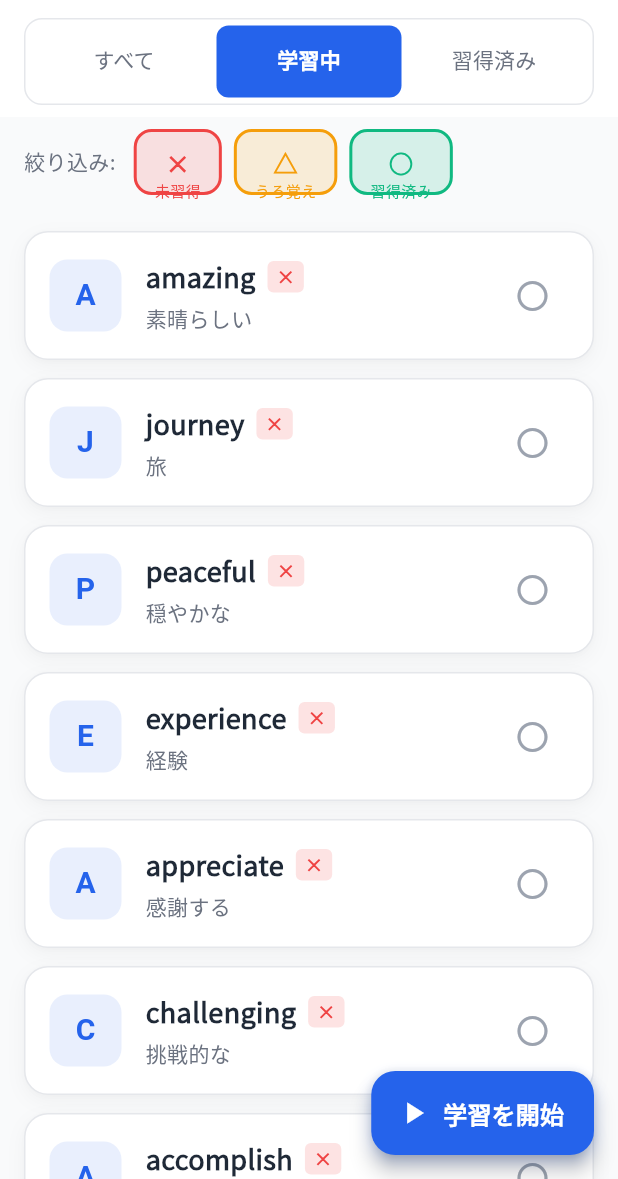
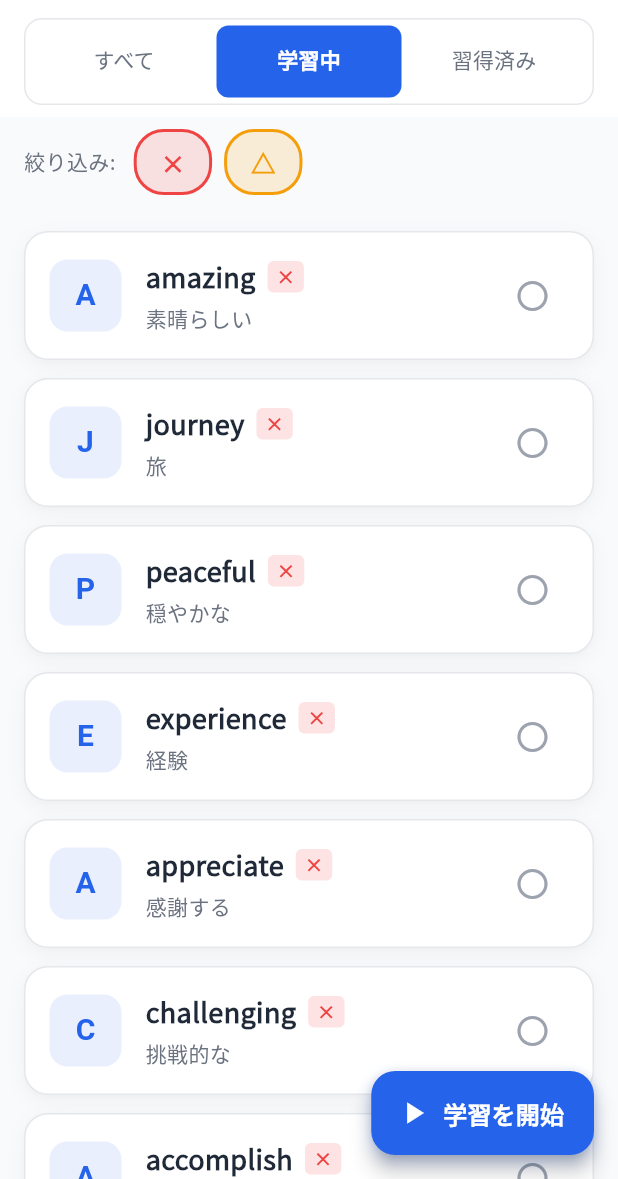
Before and after one commit to LB-KosukeTamogami/Journal-, a Flutter app: the LearningScreen screen opened directly, tab 2 chosen, on a phone screen of 412 x 824 dp, the part 57-1236 px from its top. Run offline on Flutter 3.47's test engine with Material 3 defaults, Android fonts, the phone set to English and light mode, and no system bars; drawn by our look-alikes of flutter_animate; our stand-ins replace fl_chart, google_fonts, shared_preferences, table_calendar; accounts and stored records are empty.

Commit message:
fix: 学習画面のフィルターを簡潔に修正
- フィルターを×と△のみに限定
- サブラベル（未習得、うろ覚え）を削除
- デフォルトで×と△を選択状態に
- よりシンプルで見やすいUIに改善

🤖 Generated with [Claude Code](https://claude.ai/code)

Co-Authored-By: Claude <noreply@anthropic.com>

```diff
--- a/journal_learning_app/lib/screens/learning_screen.dart
+++ b/journal_learning_app/lib/screens/learning_screen.dart
@@ -16,7 +16,7 @@ class _LearningScreenState extends State<LearningScreen> with SingleTickerProvid
   late TabController _tabController;
   List<Word> _allWords = [];
   bool _isLoading = true;
-  Set<int> _selectedMasteryLevels = {0, 1, 2}; // Default: show all levels
+  Set<int> _selectedMasteryLevels = {0, 1}; // Default: show × and △ only
 
   @override
   void initState() {
@@ -157,23 +157,14 @@ class _LearningScreenState extends State<LearningScreen> with SingleTickerProvid
                   children: [
                     _buildFilterChip(
                       label: '×',
-                      sublabel: '未習得',
                       value: 0,
                       color: AppTheme.error,
                     ),
                     const SizedBox(width: 8),
                     _buildFilterChip(
                       label: '△',
-                      sublabel: 'うろ覚え',
                       value: 1,
                       color: AppTheme.warning,
-                    ),
-                    const SizedBox(width: 8),
-                    _buildFilterChip(
-                      label: '○',
-                      sublabel: '習得済み',
-                      value: 2,
-                      color: AppTheme.success,
                     ),
                   ],
                 ),
@@ -190,7 +181,6 @@ class _LearningScreenState extends State<LearningScreen> with SingleTickerProvid
 
   Widget _buildFilterChip({
     required String label,
-    required String sublabel,
     required int value,
     required Color color,
   }) {
@@ -208,33 +198,22 @@ class _LearningScreenState extends State<LearningScreen> with SingleTickerProvid
       },
       child: AnimatedContainer(
         duration: const Duration(milliseconds: 200),
-        padding: const EdgeInsets.symmetric(horizontal: 12, vertical: 8),
+        padding: const EdgeInsets.symmetric(horizontal: 16, vertical: 8),
         decoration: BoxDecoration(
           color: isSelected ? color.withOpacity(0.15) : AppTheme.backgroundTertiary,
-          borderRadius: BorderRadius.circular(12),
+          borderRadius: BorderRadius.circular(20),
           border: Border.all(
             color: isSelected ? color : AppTheme.borderColor,
             width: isSelected ? 2 : 1,
           ),
         ),
-        child: Column(
-          mainAxisSize: MainAxisSize.min,
-          children: [
-            Text(
-              label,
-              style: AppTheme.body1.copyWith(
-                color: isSelected ? color : AppTheme.textTertiary,
-                fontWeight: isSelected ? FontWeight.w600 : FontWeight.normal,
-              ),
-            ),
-            Text(
-              sublabel,
-              style: AppTheme.caption.copyWith(
-                color: isSelected ? color : AppTheme.textTertiary,
-                fontSize: 10,
-              ),
-            ),
-          ],
+        child: Text(
+          label,
+          style: AppTheme.body1.copyWith(
+            color: isSelected ? color : AppTheme.textTertiary,
+            fontWeight: isSelected ? FontWeight.w600 : FontWeight.normal,
+            fontSize: 16,
+          ),
         ),
       ),
     );
```
Also changed, not shown: 4 other files.
